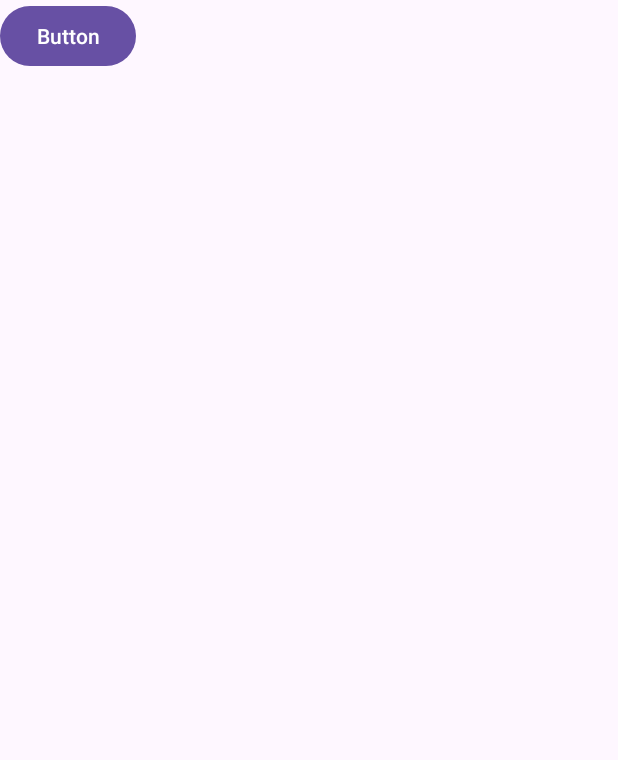
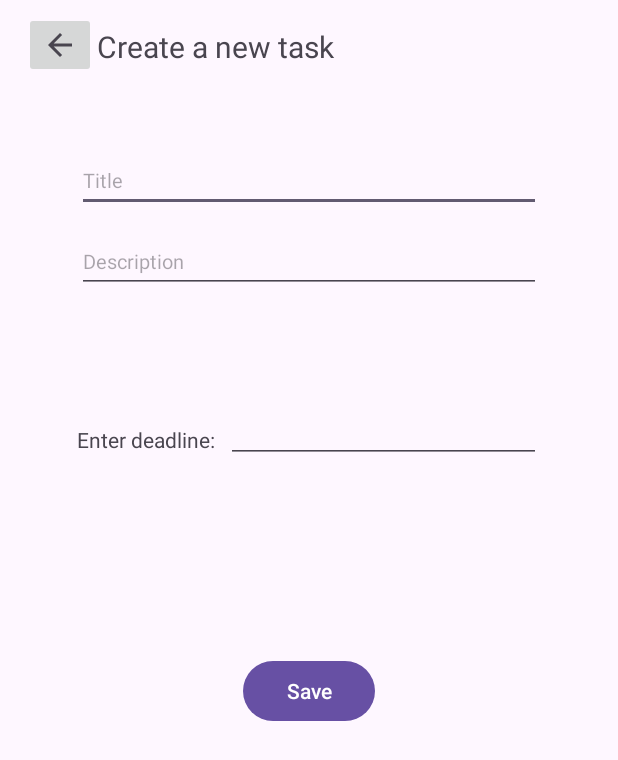
Before and after one commit to shekinamw/To-Do-Mobile-App, an Android app: the NewTask screen opened directly, with no data from a screen before it, on a phone screen of 412 x 824 dp. Shown: the top 760 px of the screen. Run offline under Robolectric (Android 15) with nearby library versions, the phone set to English and light mode, and no system bars.

Commit message:
added layout elements to new task view

```diff
--- a/app/src/main/java/com/example/todo/NewTask.kt
+++ b/app/src/main/java/com/example/todo/NewTask.kt
@@ -11,6 +11,7 @@ package com.example.todo
 import android.content.Intent
 import android.os.Bundle
 import android.widget.Button
+import android.widget.ImageButton
 import androidx.activity.enableEdgeToEdge
 import androidx.appcompat.app.AppCompatActivity
 import androidx.core.view.ViewCompat
@@ -28,11 +29,20 @@ class NewTask : AppCompatActivity() {
             insets
         }
 
-        val backButton: Button = findViewById(R.id.back_button)
+        //Back button
+        val backButton: ImageButton = findViewById(R.id.back_button)
         backButton.setOnClickListener {
+            //val intent = Intent(this, MainActivity::class.java)
+            finish()
+        }
+
+        //Save button
+        val saveButton: Button = findViewById(R.id.save_button)
+        saveButton.setOnClickListener {
+            //
             val intent = Intent(this, MainActivity::class.java)
+            startActivity(intent)
 
-            finish()
         }
 
     }
--- a/app/src/main/res/layout/activity_new_task.xml
+++ b/app/src/main/res/layout/activity_new_task.xml
@@ -7,12 +7,90 @@
     android:layout_height="match_parent"
     tools:context=".NewTask">
 
-    <Button
+
+    <ImageButton
         android:id="@+id/back_button"
         android:layout_width="wrap_content"
         android:layout_height="wrap_content"
-        android:text="Button"
-        tools:layout_editor_absoluteX="67dp"
-        tools:layout_editor_absoluteY="636dp" />
+        android:layout_marginStart="16dp"
+        app:layout_constraintBottom_toBottomOf="parent"
+        app:layout_constraintStart_toStartOf="parent"
+        app:layout_constraintTop_toTopOf="parent"
+        app:layout_constraintVertical_bias="0.01"
+        app:srcCompat="?attr/homeAsUpIndicator" />
 
-    </androidx.constraintlayout.widget.ConstraintLayout>
+    <TextView
+        android:id="@+id/textView"
+        android:layout_width="326dp"
+        android:layout_height="34dp"
+        android:text="Create a new task"
+        android:textSize="20sp"
+        app:layout_constraintBottom_toBottomOf="parent"
+        app:layout_constraintEnd_toEndOf="parent"
+        app:layout_constraintHorizontal_bias="0.023"
+        app:layout_constraintStart_toEndOf="@+id/back_button"
+        app:layout_constraintTop_toTopOf="parent"
+        app:layout_constraintVertical_bias="0.022" />
+
+    <EditText
+        android:id="@+id/new_note_title"
+        android:layout_width="309dp"
+        android:layout_height="42dp"
+        android:layout_marginTop="48dp"
+        android:autofillHints="new note title"
+        android:ems="10"
+        android:hint="@string/note_title"
+        android:inputType="text"
+        android:textSize="13sp"
+        app:layout_constraintEnd_toEndOf="parent"
+        app:layout_constraintStart_toStartOf="parent"
+        app:layout_constraintTop_toBottomOf="@+id/textView" />
+
+    <EditText
+        android:id="@+id/new_note_description"
+        android:layout_width="309dp"
+        android:layout_height="42dp"
+        android:layout_marginTop="12dp"
+        android:autofillHints="new note description"
+        android:ems="10"
+        android:hint="@string/note_description"
+        android:inputType="textMultiLine"
+        android:textSize="13sp"
+        app:layout_constraintEnd_toEndOf="@+id/new_note_title"
+        app:layout_constraintHorizontal_bias="0.0"
+        app:layout_constraintStart_toStartOf="@+id/new_note_title"
+        app:layout_constraintTop_toBottomOf="@+id/new_note_title" />
+
+    <Button
+        android:id="@+id/save_button"
+        android:layout_width="wrap_content"
+        android:layout_height="wrap_content"
+        android:layout_marginTop="128dp"
+        android:text="Save"
+        app:layout_constraintEnd_toEndOf="@+id/editTextDate4"
+        app:layout_constraintStart_toStartOf="@+id/textView4"
+        app:layout_constraintTop_toBottomOf="@+id/editTextDate4" />
+
+    <TextView
+        android:id="@+id/textView4"
+        android:layout_width="wrap_content"
+        android:layout_height="16dp"
+        android:layout_marginTop="88dp"
+        android:text="Enter deadline:"
+        app:layout_constraintEnd_toStartOf="@+id/editTextDate4"
+        app:layout_constraintHorizontal_bias="0.0"
+        app:layout_constraintStart_toStartOf="@+id/new_note_description"
+        app:layout_constraintTop_toBottomOf="@+id/new_note_description" />
+
+    <EditText
+        android:id="@+id/editTextDate4"
+        android:layout_width="210dp"
+        android:layout_height="41dp"
+        android:layout_marginTop="72dp"
+        android:ems="10"
+        android:inputType="date"
+        app:layout_constraintEnd_toEndOf="@+id/new_note_description"
+        app:layout_constraintTop_toBottomOf="@+id/new_note_description" />
+
+
+</androidx.constraintlayout.widget.ConstraintLayout>
--- a/app/src/main/res/values/colors.xml
+++ b/app/src/main/res/values/colors.xml
@@ -2,4 +2,5 @@
 <resources>
     <color name="black">#FF000000</color>
     <color name="white">#FFFFFFFF</color>
+    <color name="done">#8BC34A</color>
 </resources>
--- a/app/src/main/res/values/strings.xml
+++ b/app/src/main/res/values/strings.xml
@@ -1,3 +1,5 @@
 <resources>
     <string name="app_name">ToDo</string>
+    <string name="note_description">Description</string>
+    <string name="note_title">Title</string>
 </resources>
```
